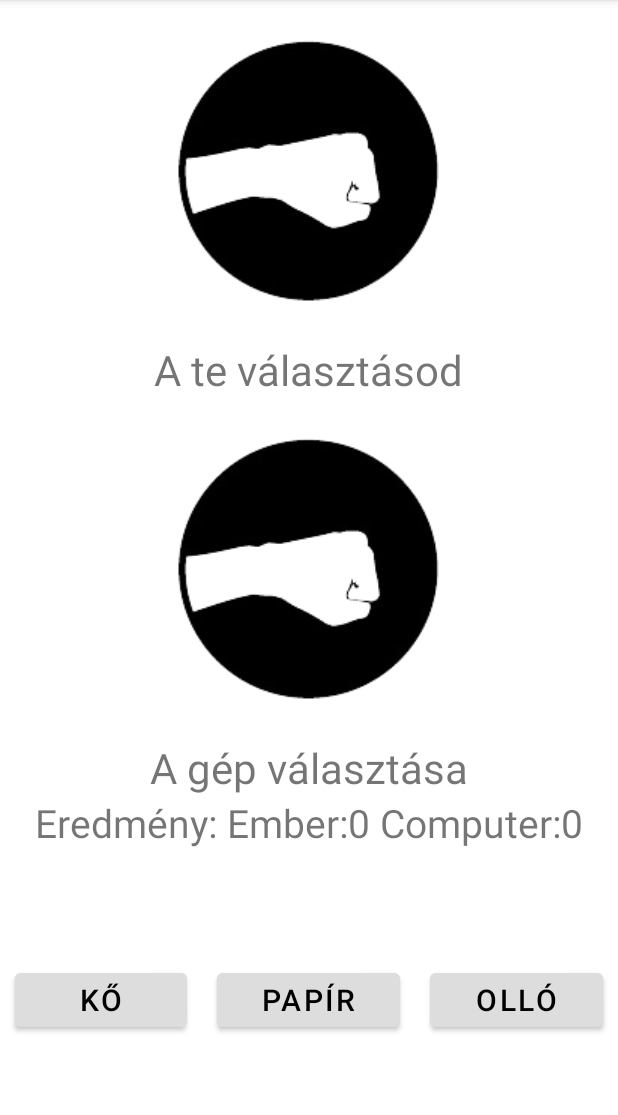
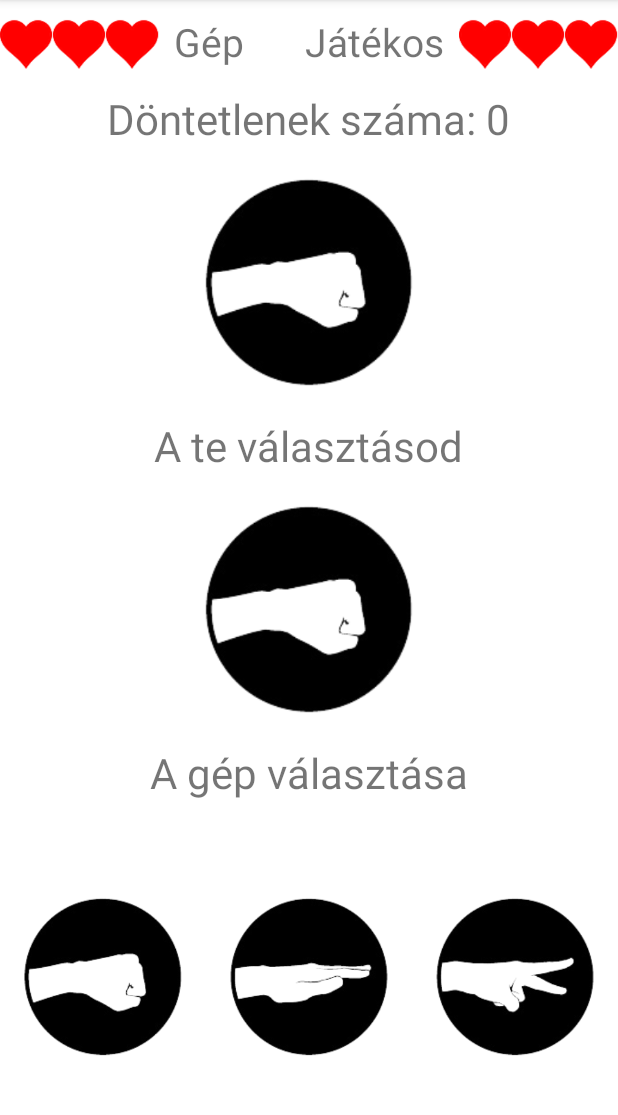
Before and after one commit to Valentinlevente/ValentinLevente_KoPapirOllo, an Android app: the screen it shows after launch (MainActivity), on a phone screen of 412 x 824 dp, the part 84-1199 px from its top. Run offline under Robolectric (Android 15) with nearby library versions, the phone set to English and light mode, and no system bars.

Commit message:
PLusz feladat kész

```diff
--- a/app/src/main/java/com/example/kopapirollo/MainActivity.java
+++ b/app/src/main/java/com/example/kopapirollo/MainActivity.java
@@ -6,7 +6,6 @@ import androidx.appcompat.app.AppCompatActivity;
 import android.content.DialogInterface;
 import android.os.Bundle;
 import android.view.View;
-import android.widget.Button;
 import android.widget.ImageView;
 import android.widget.TextView;
 import android.widget.Toast;
@@ -18,14 +17,24 @@ public class MainActivity extends AppCompatActivity {
     private ImageView teValasztasod_img;
     private ImageView gepValasztasa_img;
     private TextView eredmeny_txt;
-    private Button ko_btn;
-    private Button papir_btn;
-    private Button ollo_btn;
-    private int ember = 0;
-    private int gep = 0;
+    private ImageView ko_btn;
+    private ImageView papir_btn;
+    private ImageView ollo_btn;
+    private int emberElet = 3;
+    private int gepElet = 3;
     private int emberValasztasa;
     private int gepValasztasa;
     private AlertDialog.Builder builder;
+    private TextView dontetlen_txt;
+    private ImageView gepElet1_img;
+    private ImageView gepElet2_img;
+    private ImageView gepElet3_img;
+    private ImageView emberElet1_img;
+    private ImageView emberElet2_img;
+    private ImageView emberElet3_img;
+    private ImageView[] gepEletTomb_img;
+    private ImageView[] emberEletTomb_img;
+    private int dontetlenekSzama = 0;
 
     @Override
     protected void onCreate(Bundle savedInstanceState) {
@@ -41,11 +50,19 @@ public class MainActivity extends AppCompatActivity {
 
         teValasztasod_img = findViewById(R.id.teValasztasod_img);
         gepValasztasa_img = findViewById(R.id.gepValasztasa_img);
-        eredmeny_txt = findViewById(R.id.eredmeny_txt);
         ko_btn = findViewById(R.id.ko_btn);
         papir_btn = findViewById(R.id.papir_btn);
         ollo_btn = findViewById(R.id.ollo_btn);
         builder = new AlertDialog.Builder(MainActivity.this);
+        dontetlen_txt = findViewById(R.id.dontetlen_txt);
+        gepElet1_img = findViewById(R.id.gepElet1_img);
+        gepElet2_img = findViewById(R.id.gepElet2_img);
+        gepElet3_img = findViewById(R.id.gepElet3_img);
+        emberElet1_img = findViewById(R.id.emberElet1_img);
+        emberElet2_img = findViewById(R.id.emberElet2_img);
+        emberElet3_img = findViewById(R.id.emberElet3_img);
+        gepEletTomb_img = new ImageView[] {gepElet1_img, gepElet2_img, gepElet3_img};
+        emberEletTomb_img = new ImageView[] {emberElet1_img, emberElet2_img, emberElet3_img};
 
     }
     private void addListener(){
@@ -129,19 +146,22 @@ public class MainActivity extends AppCompatActivity {
 
         if(dontetlen){
             Toast.makeText(MainActivity.this, "Döntetlen", Toast.LENGTH_SHORT).show();
+            dontetlenekSzama++;
+            dontetlen_txt.setText("Döntetlenek száma: " + String.valueOf(dontetlenekSzama));
         }
         else if(emberNyerte){
-            ember++;
+            gepElet--;
             Toast.makeText(MainActivity.this, "Nyertél", Toast.LENGTH_SHORT).show();
+            gepEletTomb_img[gepElet].setImageResource(R.drawable.heart1);
         }else{
-            gep++;
+            emberElet--;
             Toast.makeText(MainActivity.this, "Vesztettél", Toast.LENGTH_SHORT).show();
+            emberEletTomb_img[emberElet].setImageResource(R.drawable.heart1);
         }
 
-        eredmeny_txt.setText("Eredmény: Ember:" + String.valueOf(ember) + " Computer:" + String.valueOf(gep));
 
-        if(gep >= 3 || ember >= 3){
-            if(gep > ember){
+        if(gepElet == 0 || emberElet == 0){
+            if(gepElet > emberElet){
 
                 builder.setTitle("Vesztettél!");
 
@@ -157,14 +177,22 @@ public class MainActivity extends AppCompatActivity {
             });
             builder.setPositiveButton("Igen", new DialogInterface.OnClickListener() {
                 @Override
-                public void onClick(DialogInterface dialogInterface, int i) {
-                    ember = 0;
-                    gep = 0;
-                    eredmeny_txt.setText("Eredmény: Ember:" + String.valueOf(ember) + " Computer:" + String.valueOf(gep));
+                public void onClick(DialogInterface dialogInterface, int which) {
+                    emberElet = 3;
+                    gepElet = 3;
+                    dontetlenekSzama = 0;
                     gepValasztasa_img.setImageResource(R.drawable.rock);
                     teValasztasod_img.setImageResource(R.drawable.rock);
+                    for (int i = 0; i < gepEletTomb_img.length; i++){
+                        gepEletTomb_img[i].setImageResource(R.drawable.heart2);
+                    }
+                    for (int i = 0; i < emberEletTomb_img.length; i++){
+                        emberEletTomb_img[i].setImageResource(R.drawable.heart2);
+                    }
+                    dontetlen_txt.setText("Döntetlenek száma: " + String.valueOf(dontetlenekSzama));
                 }
             });
+            builder.setCancelable(false);
             builder.create().show();
         }
 
--- a/app/src/main/res/layout/activity_main.xml
+++ b/app/src/main/res/layout/activity_main.xml
@@ -12,10 +12,86 @@
         android:gravity="center"
         android:orientation="vertical"
         >
+        <LinearLayout
+            android:layout_width="match_parent"
+            android:layout_height="wrap_content"
+            android:orientation="horizontal"
+
+            >
+
+            <LinearLayout
+                android:layout_width="wrap_content"
+                android:layout_height="wrap_content"
+                android:orientation="horizontal"
+                android:layout_weight="1">
+                <ImageView
+                    android:layout_width="35dp"
+                    android:layout_height="wrap_content"
+                    android:src="@drawable/heart2"
+                    android:id="@+id/gepElet1_img"
+                    />
+                <ImageView
+                    android:layout_width="35dp"
+                    android:layout_height="wrap_content"
+                    android:src="@drawable/heart2"
+                    android:id="@+id/gepElet2_img"/>
+                <ImageView
+                    android:layout_width="35dp"
+                    android:layout_height="wrap_content"
+                    android:src="@drawable/heart2"
+                    android:id="@+id/gepElet3_img"/>
+                <TextView
+                    android:layout_width="wrap_content"
+                    android:layout_height="wrap_content"
+                    android:text="Gép"
+                    android:textSize="26sp"
+                    android:layout_margin="10dp"
+                    />
+            </LinearLayout>
+            <LinearLayout
+                android:layout_width="wrap_content"
+                android:layout_height="wrap_content"
+                android:orientation="horizontal"
+                android:gravity="right"
+                android:layout_weight="1">
+                <TextView
+                    android:layout_width="wrap_content"
+                    android:layout_height="wrap_content"
+                    android:text="Játékos"
+                    android:textSize="26sp"
+                    android:layout_margin="10dp"
+                    />
+                <ImageView
+                    android:layout_width="35dp"
+                    android:layout_height="wrap_content"
+                    android:src="@drawable/heart2"
+                    android:id="@+id/emberElet1_img"
+                    />
+                <ImageView
+                    android:layout_width="35dp"
+                    android:layout_height="wrap_content"
+                    android:src="@drawable/heart2"
+                    android:id="@+id/emberElet2_img"/>
+                <ImageView
+                    android:layout_width="35dp"
+                    android:layout_height="wrap_content"
+                    android:src="@drawable/heart2"
+                    android:id="@+id/emberElet3_img"/>
+            </LinearLayout>
+
+        </LinearLayout>
+
+        <TextView
+            android:layout_width="wrap_content"
+            android:layout_height="wrap_content"
+            android:textSize="28sp"
+            android:text="Döntetlenek száma: 0"
+            android:id="@+id/dontetlen_txt"
+            />
 
         <ImageView
-            android:layout_width="wrap_content"
-            android:layout_height="wrap_content"
+            android:layout_width="180dp"
+            android:layout_height="180dp"
             android:src="@drawable/rock"
             android:id="@+id/teValasztasod_img"
             />
@@ -26,8 +102,8 @@
             android:textSize="28sp"
             />
         <ImageView
-            android:layout_width="wrap_content"
-            android:layout_height="wrap_content"
+            android:layout_width="180dp"
+            android:layout_height="180dp"
             android:src="@drawable/rock"
             android:id="@+id/gepValasztasa_img"
             />
@@ -36,12 +112,7 @@
             android:layout_height="wrap_content"
             android:text="A gép választása"
             android:textSize="28sp"/>
-        <TextView
-            android:layout_width="wrap_content"
-            android:layout_height="wrap_content"
-            android:text="Eredmény: Ember:0 Computer:0"
-            android:textSize="26sp"
-            android:id="@+id/eredmeny_txt"/>
+
 
         <LinearLayout
             android:layout_width="match_parent"
@@ -49,37 +120,32 @@
             android:orientation="horizontal"
             android:gravity="center">
 
-            <Button
+            <ImageView
                 android:layout_width="wrap_content"
                 android:layout_height="wrap_content"
                 android:text="Kő"
                 android:id="@+id/ko_btn"
                 android:textSize="20sp"
                 android:layout_weight="1"
-                android:layout_margin="10dp"
-                android:backgroundTint="@color/grey"
-                android:textColor="@color/black"
+                android:src="@drawable/rock"
                 />
-            <Button
+            <ImageView
                 android:layout_width="wrap_content"
                 android:layout_height="wrap_content"
                 android:text="Papír"
                 android:id="@+id/papir_btn"
                 android:textSize="20sp"
                 android:layout_weight="1"
-                android:layout_margin="10dp"
-                android:backgroundTint="@color/grey"
-                android:textColor="@color/black"/>
-            <Button
+                android:src="@drawable/paper"
+                />
+            <ImageView
                 android:layout_width="wrap_content"
                 android:layout_height="wrap_content"
                 android:text="Olló"
                 android:id="@+id/ollo_btn"
                 android:textSize="20sp"
                 android:layout_weight="1"
-                android:layout_margin="10dp"
-                android:backgroundTint="@color/grey"
-                android:textColor="@color/black"/>
+                android:src="@drawable/scissors"/>
 
         </LinearLayout>
 
```
